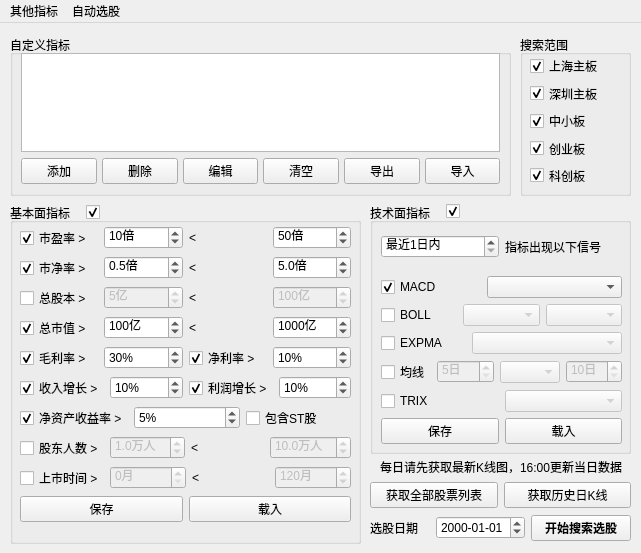
First picture: the form in QtDesign/StockFinder.ui, repository victor647/QuantumStockTrade, before the edit.
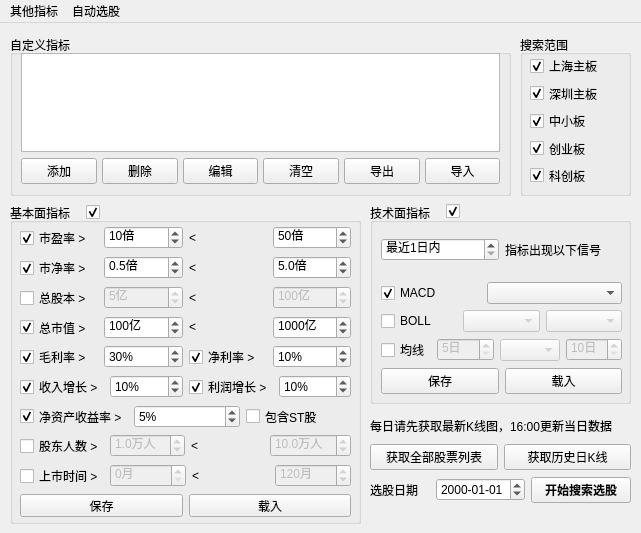
Second picture: the form after the edit.

Patch:
```diff
--- a/QtDesign/StockFinder.ui
+++ b/QtDesign/StockFinder.ui
@@ -7,7 +7,7 @@
     <x>0</x>
     <y>0</y>
     <width>641</width>
-    <height>553</height>
+    <height>533</height>
    </rect>
   </property>
   <property name="windowTitle">
@@ -235,7 +235,7 @@
       <x>10</x>
       <y>180</y>
       <width>351</width>
-      <height>341</height>
+      <height>321</height>
      </rect>
     </property>
     <property name="font">
@@ -253,7 +253,7 @@
        <x>10</x>
        <y>23</y>
        <width>331</width>
-       <height>306</height>
+       <height>291</height>
       </rect>
      </property>
      <property name="font">
@@ -1005,7 +1005,7 @@
       <x>370</x>
       <y>180</y>
       <width>261</width>
-      <height>251</height>
+      <height>201</height>
      </rect>
     </property>
     <property name="font">
@@ -1023,7 +1023,7 @@
        <x>11</x>
        <y>20</y>
        <width>241</width>
-       <height>221</height>
+       <height>171</height>
       </rect>
      </property>
      <layout class="QVBoxLayout" name="verticalLayout_4">
@@ -1123,33 +1123,6 @@
         </item>
        </layout>
       </item>
-      <item>
-       <layout class="QHBoxLayout" name="horizontalLayout_13">
-        <item>
-         <widget class="QCheckBox" name="cbxExpmaEnabled">
-          <property name="text">
-           <string>EXPMA</string>
-          </property>
-          <property name="checked">
-           <bool>false</bool>
-          </property>
-         </widget>
-        </item>
-        <item>
-         <widget class="QComboBox" name="cbbExpmaBehaviour">
-          <property name="enabled">
-           <bool>false</bool>
-          </property>
-          <property name="minimumSize">
-           <size>
-            <width>150</width>
-            <height>0</height>
-           </size>
-          </property>
-         </widget>
-        </item>
-       </layout>
-      </item>
       <item>
        <layout class="QHBoxLayout" name="horizontalLayout_14">
         <item>
@@ -1215,27 +1188,6 @@
         </item>
        </layout>
       </item>
-      <item>
-       <layout class="QHBoxLayout" name="horizontalLayout_15">
-        <item>
-         <widget class="QCheckBox" name="cbxTrixEnabled">
-          <property name="text">
-           <string>TRIX</string>
-          </property>
-          <property name="checked">
-           <bool>false</bool>
-          </property>
-         </widget>
-        </item>
-        <item>
-         <widget class="QComboBox" name="cbbTrixBehaviour">
-          <property name="enabled">
-           <bool>false</bool>
-          </property>
-         </widget>
-        </item>
-       </layout>
-      </item>
       <item>
        <layout class="QHBoxLayout" name="horizontalLayout_17">
         <item>
@@ -1316,8 +1268,8 @@
    <widget class="QLabel" name="lblGetStockReminder">
     <property name="geometry">
      <rect>
-      <x>380</x>
-      <y>431</y>
+      <x>370</x>
+      <y>390</y>
       <width>243</width>
       <height>25</height>
      </rect>
@@ -1336,7 +1288,7 @@
     <property name="geometry">
      <rect>
       <x>370</x>
-      <y>458</y>
+      <y>420</y>
       <width>261</width>
       <height>62</height>
      </rect>
```
Left out of the diff: 32 changed lines with no effect on the pictures.
